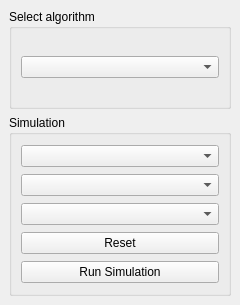
This is elvis/ui/elvis_dock_widget.ui in ReferencePointNavigation/MapCreator as Qt 5 draws it before an edit. The edited form follows.
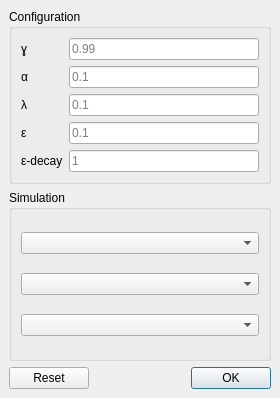
This is the edited form.

What changed in the file:
```diff
--- a/elvis/ui/elvis_dock_widget.ui
+++ b/elvis/ui/elvis_dock_widget.ui
@@ -9,14 +9,14 @@
    <rect>
     <x>0</x>
     <y>0</y>
-    <width>240</width>
-    <height>305</height>
+    <width>280</width>
+    <height>398</height>
    </rect>
   </property>
   <property name="maximumSize">
    <size>
-    <width>240</width>
-    <height>400</height>
+    <width>300</width>
+    <height>600</height>
    </size>
   </property>
   <property name="windowTitle">
@@ -32,17 +32,80 @@
       <property name="maximumSize">
        <size>
         <width>16777215</width>
-        <height>100</height>
+        <height>16777215</height>
        </size>
       </property>
       <property name="title">
-       <string>Select algorithm</string>
+       <string>Configuration</string>
       </property>
-      <layout class="QVBoxLayout" name="verticalLayout_2">
-       <item>
-        <widget class="QComboBox" name="algorithm_select">
-         <property name="enabled">
-          <bool>true</bool>
+      <layout class="QGridLayout" name="gridLayout">
+       <item row="2" column="0">
+        <widget class="QLabel" name="label_4">
+         <property name="text">
+          <string>λ</string>
+         </property>
+        </widget>
+       </item>
+       <item row="2" column="1">
+        <widget class="QLineEdit" name="lambda_value">
+         <property name="placeholderText">
+          <string>0.1</string>
+         </property>
+        </widget>
+       </item>
+       <item row="0" column="1">
+        <widget class="QLineEdit" name="gamma_value">
+         <property name="placeholderText">
+          <string>0.99</string>
+         </property>
+        </widget>
+       </item>
+       <item row="0" column="0">
+        <widget class="QLabel" name="label">
+         <property name="text">
+          <string>ɣ</string>
+         </property>
+        </widget>
+       </item>
+       <item row="5" column="1">
+        <widget class="QLineEdit" name="e_decay">
+         <property name="placeholderText">
+          <string>1</string>
+         </property>
+        </widget>
+       </item>
+       <item row="1" column="1">
+        <widget class="QLineEdit" name="alpha_value">
+         <property name="placeholderText">
+          <string>0.1</string>
+         </property>
+        </widget>
+       </item>
+       <item row="1" column="0">
+        <widget class="QLabel" name="label_2">
+         <property name="text">
+          <string>α</string>
+         </property>
+        </widget>
+       </item>
+       <item row="3" column="1">
+        <widget class="QLineEdit" name="epsilon_value">
+         <property name="placeholderText">
+          <string>0.1</string>
+         </property>
+        </widget>
+       </item>
+       <item row="3" column="0">
+        <widget class="QLabel" name="label_3">
+         <property name="text">
+          <string>ε</string>
+         </property>
+        </widget>
+       </item>
+       <item row="5" column="0">
+        <widget class="QLabel" name="label_5">
+         <property name="text">
+          <string>ε-decay</string>
          </property>
         </widget>
        </item>
@@ -54,6 +117,12 @@
       <property name="enabled">
        <bool>true</bool>
       </property>
+      <property name="maximumSize">
+       <size>
+        <width>16777215</width>
+        <height>16777215</height>
+       </size>
+      </property>
       <property name="title">
        <string>Simulation</string>
       </property>
@@ -82,29 +151,19 @@
          </property>
         </widget>
        </item>
-       <item>
-        <widget class="QPushButton" name="pushButton">
-         <property name="enabled">
-          <bool>true</bool>
-         </property>
-         <property name="text">
-          <string>Reset</string>
-         </property>
-        </widget>
-       </item>
-       <item>
-        <widget class="QPushButton" name="run_simulation_button">
-         <property name="enabled">
-          <bool>true</bool>
-         </property>
-         <property name="text">
-          <string>Run Simulation</string>
-         </property>
-        </widget>
-       </item>
       </layout>
      </widget>
     </item>
+    <item>
+     <widget class="QDialogButtonBox" name="buttonBox">
+      <property name="standardButtons">
+       <set>QDialogButtonBox::Ok|QDialogButtonBox::Reset</set>
+      </property>
+      <property name="centerButtons">
+       <bool>false</bool>
+      </property>
+     </widget>
+    </item>
    </layout>
   </widget>
  </widget>
```
